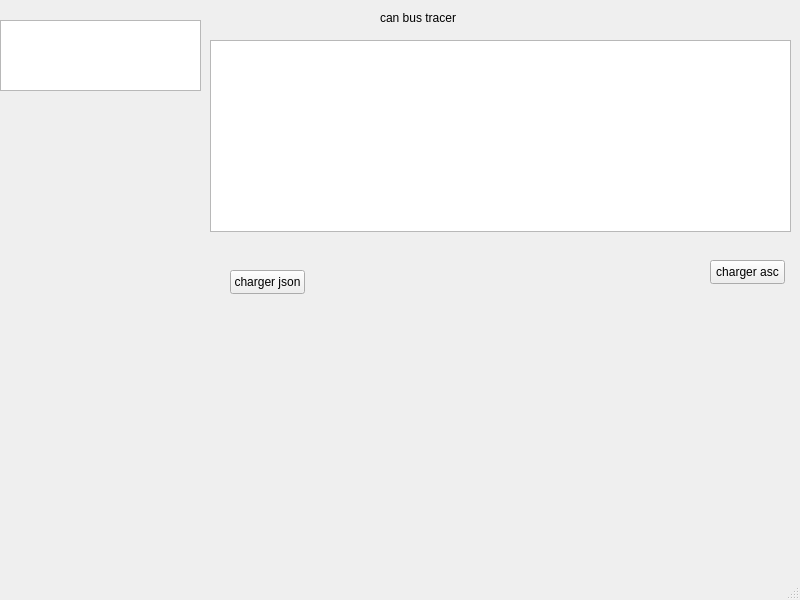
Above: cantracer/mainwindow.ui from Omaridsd/virtualcantracer before the change. Below: the same form after it.
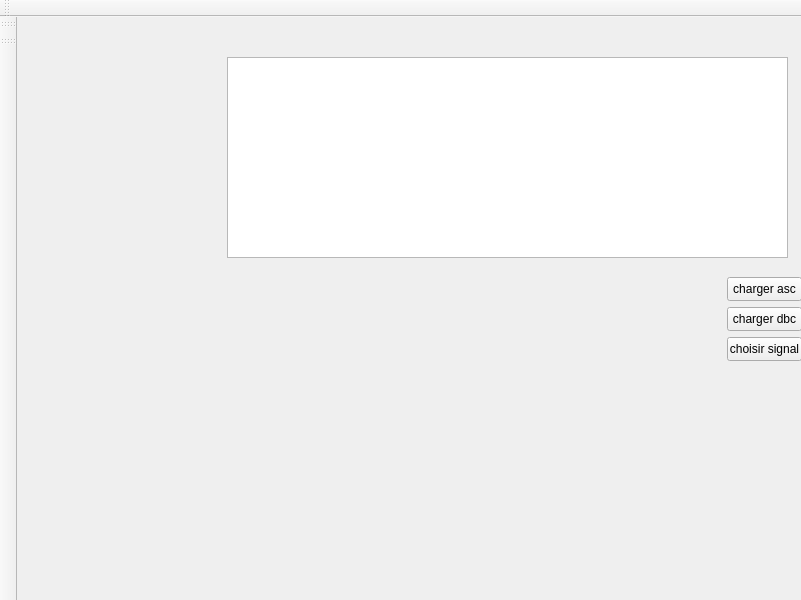
That is the form after the change. Custom widgets are drawn as their Qt base class.

What changed in the file:
```diff
--- a/cantracer/mainwindow.ui
+++ b/cantracer/mainwindow.ui
@@ -6,25 +6,31 @@
    <rect>
     <x>0</x>
     <y>0</y>
-    <width>800</width>
+    <width>801</width>
     <height>600</height>
    </rect>
   </property>
   <property name="windowTitle">
    <string>MainWindow</string>
   </property>
-  <widget class="QWidget" name="centralwidget">
-   <widget class="QPushButton" name="btnloadjson">
+  <widget class="QChartView" name="centralwidget">
+   <property name="maximumSize">
+    <size>
+     <width>790</width>
+     <height>16777215</height>
+    </size>
+   </property>
+   <widget class="QPushButton" name="btnloaddbc">
     <property name="geometry">
      <rect>
-      <x>230</x>
-      <y>270</y>
+      <x>710</x>
+      <y>290</y>
       <width>75</width>
       <height>24</height>
      </rect>
     </property>
     <property name="text">
-     <string>charger json</string>
+     <string>charger dbc</string>
     </property>
    </widget>
    <widget class="QPushButton" name="btnloadasc">
@@ -45,8 +51,8 @@
      <rect>
       <x>210</x>
       <y>40</y>
-      <width>581</width>
-      <height>192</height>
+      <width>561</width>
+      <height>201</height>
      </rect>
     </property>
     <property name="alternatingRowColors">
@@ -56,30 +62,51 @@
    <widget class="QLabel" name="labelstatus">
     <property name="geometry">
      <rect>
-      <x>380</x>
-      <y>10</y>
-      <width>151</width>
-      <height>16</height>
+      <x>20</x>
+      <y>220</y>
+      <width>181</width>
+      <height>51</height>
      </rect>
     </property>
     <property name="text">
-     <string>can bus tracer</string>
+     <string/>
     </property>
     <property name="textFormat">
      <enum>Qt::TextFormat::PlainText</enum>
     </property>
    </widget>
-   <widget class="QTextEdit" name="texteditlogs">
+   <widget class="QChartView" name="chartContainer" native="true">
     <property name="geometry">
      <rect>
-      <x>0</x>
-      <y>20</y>
-      <width>201</width>
-      <height>71</height>
+      <x>80</x>
+      <y>289</y>
+      <width>581</width>
+      <height>261</height>
      </rect>
     </property>
-    <property name="readOnly">
-     <bool>true</bool>
+   </widget>
+   <widget class="QWidget" name="verticalLayoutWidget">
+    <property name="geometry">
+     <rect>
+      <x>10</x>
+      <y>280</y>
+      <width>701</width>
+      <height>281</height>
+     </rect>
+    </property>
+    <layout class="QVBoxLayout" name="verticalLayout"/>
+   </widget>
+   <widget class="QPushButton" name="btnChooseSignals">
+    <property name="geometry">
+     <rect>
+      <x>710</x>
+      <y>320</y>
+      <width>75</width>
+      <height>24</height>
+     </rect>
+    </property>
+    <property name="text">
+     <string>choisir signal</string>
     </property>
    </widget>
   </widget>
@@ -93,8 +120,48 @@
     </rect>
    </property>
   </widget>
-  <widget class="QStatusBar" name="statusbar"/>
+  <widget class="QToolBar" name="toolBar">
+   <property name="windowTitle">
+    <string>toolBar</string>
+   </property>
+   <attribute name="toolBarArea">
+    <enum>TopToolBarArea</enum>
+   </attribute>
+   <attribute name="toolBarBreak">
+    <bool>false</bool>
+   </attribute>
+  </widget>
+  <widget class="QToolBar" name="toolBar_2">
+   <property name="windowTitle">
+    <string>toolBar_2</string>
+   </property>
+   <attribute name="toolBarArea">
+    <enum>LeftToolBarArea</enum>
+   </attribute>
+   <attribute name="toolBarBreak">
+    <bool>false</bool>
+   </attribute>
+  </widget>
+  <widget class="QToolBar" name="toolBar_3">
+   <property name="windowTitle">
+    <string>toolBar_3</string>
+   </property>
+   <attribute name="toolBarArea">
+    <enum>LeftToolBarArea</enum>
+   </attribute>
+   <attribute name="toolBarBreak">
+    <bool>false</bool>
+   </attribute>
+  </widget>
  </widget>
+ <customwidgets>
+  <customwidget>
+   <class>QChartView</class>
+   <extends>QWidget</extends>
+   <header location="global">QtCharts/QChartView</header>
+   <container>1</container>
+  </customwidget>
+ </customwidgets>
  <resources/>
  <connections/>
 </ui>
```
Left out of the diff: 4 changed lines with no effect on the pictures.
